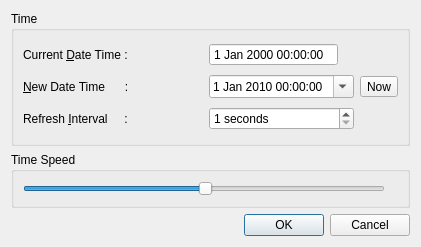
Above: src/lib/marble/TimeControlWidget.ui from KDE/marble before the change. Below: the same form after it.
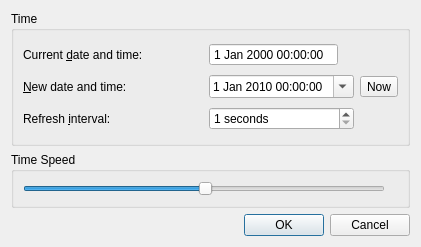
That is the form after the change.

Patch:
```diff
--- a/src/lib/marble/TimeControlWidget.ui
+++ b/src/lib/marble/TimeControlWidget.ui
@@ -23,7 +23,7 @@
       <item row="1" column="0">
        <widget class="QLabel" name="newLabel">
         <property name="text">
-         <string>&amp;New Date Time      :</string>
+         <string>&amp;New date and time:</string>
         </property>
         <property name="buddy">
          <cstring>newDateTimeEdit</cstring>
@@ -33,7 +33,7 @@
       <item row="2" column="0">
        <widget class="QLabel" name="refreshIntervalLabel">
         <property name="text">
-         <string>Refresh &amp;Interval     :</string>
+         <string>Refresh &amp;interval:</string>
         </property>
         <property name="buddy">
          <cstring>refreshIntervalSpinBox</cstring>
@@ -120,7 +120,7 @@
          <bool>true</bool>
         </property>
         <property name="text">
-         <string>Current &amp;Date Time :</string>
+         <string>Current &amp;date and time:</string>
         </property>
         <property name="buddy">
          <cstring>currentDateTimeEdit</cstring>
```
